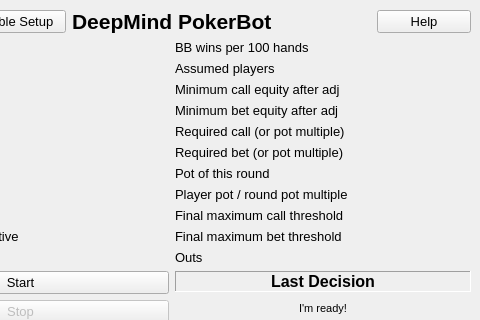
Before: the Qt Designer form poker/gui/gui_qt_ui.ui in dickreuter/Poker, drawn with Qt 5; both pictures show x 137 to 617 and y 0 to 320 of the 617 by 713 pixel window.
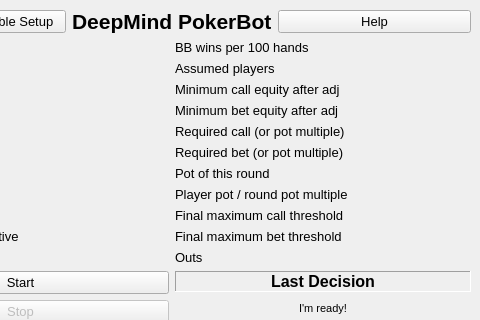
After: the same form once the commit is applied.

```diff
--- a/poker/gui/gui_qt_ui.ui
+++ b/poker/gui/gui_qt_ui.ui
@@ -176,18 +176,6 @@
       </property>
      </widget>
     </item>
-    <item row="0" column="5">
-     <widget class="QPushButton" name="pushButton_help">
-      <property name="font">
-       <font>
-        <pointsize>10</pointsize>
-       </font>
-      </property>
-      <property name="text">
-       <string>Help</string>
-      </property>
-     </widget>
-    </item>
     <item row="5" column="3" colspan="3">
      <layout class="QGridLayout" name="gridLayout_2">
       <item row="5" column="0">
@@ -857,6 +845,18 @@
       </property>
      </widget>
     </item>
+    <item row="0" column="4" colspan="2">
+     <widget class="QPushButton" name="pushButton_help">
+      <property name="font">
+       <font>
+        <pointsize>10</pointsize>
+       </font>
+      </property>
+      <property name="text">
+       <string>Help</string>
+      </property>
+     </widget>
+    </item>
    </layout>
   </widget>
   <widget class="QStatusBar" name="statusbar">
```
